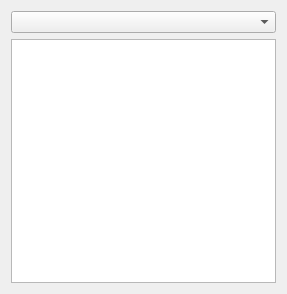
Above: UI-Qt/QXShapingFeaturesWidget.ui from frinkr/FontViewer before the change. Below: the same form after it.
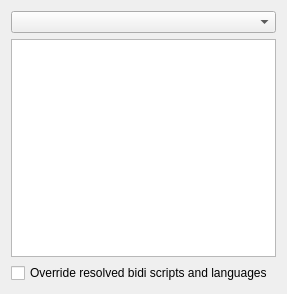
That is the form after the change.

Commit message: move the option overrideBidiScripts ui to features widget

```diff
--- a/UI-Qt/QXShapingFeaturesWidget.ui
+++ b/UI-Qt/QXShapingFeaturesWidget.ui
@@ -27,6 +27,13 @@
    <item>
     <widget class="QListWidget" name="featureListWidget"/>
    </item>
+   <item>
+    <widget class="QCheckBox" name="overrideBidiScriptsCheckBox">
+     <property name="text">
+      <string>Override resolved bidi scripts and languages</string>
+     </property>
+    </widget>
+   </item>
   </layout>
  </widget>
  <resources/>
```
The commit also changes 4 other files.
